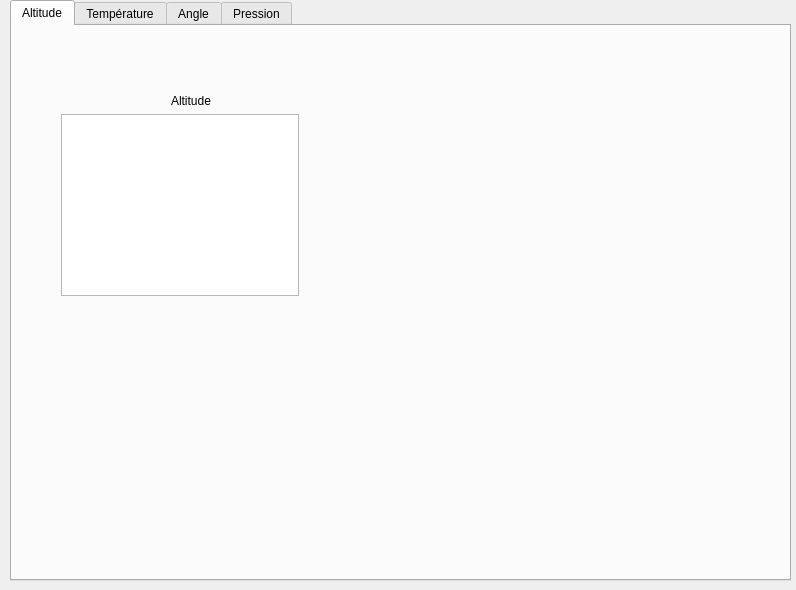
This is Interface/analyse.ui in ul-gaul/Avionique_Software as Qt 5 draws it before an edit. The edited form follows.
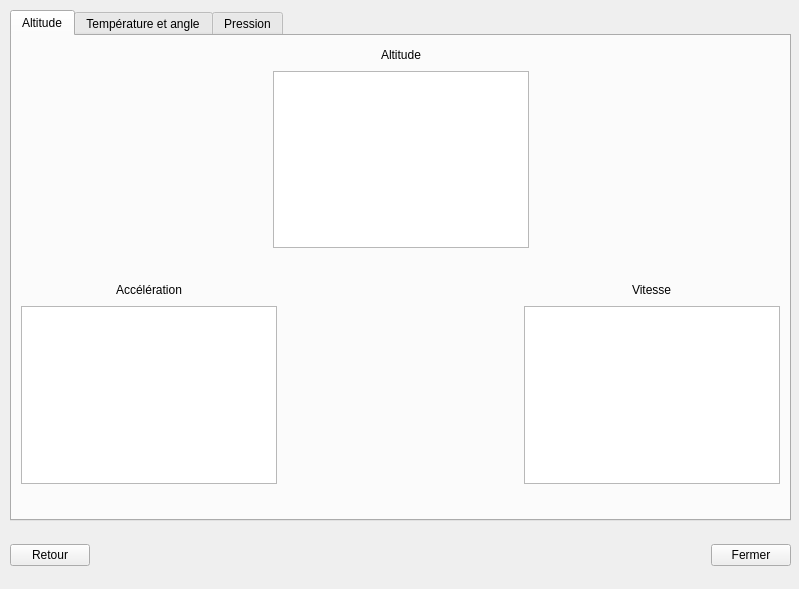
This is the edited form. The open tabs and pages were chosen to show the change.

The edit to the form file:
```diff
--- a/Interface/analyse.ui
+++ b/Interface/analyse.ui
@@ -6,23 +6,32 @@
    <rect>
     <x>0</x>
     <y>0</y>
-    <width>796</width>
-    <height>590</height>
+    <width>799</width>
+    <height>589</height>
    </rect>
   </property>
   <property name="windowTitle">
    <string>MainWindow</string>
   </property>
+  <property name="styleSheet">
+   <string notr="true"/>
+  </property>
   <widget class="QWidget" name="centralwidget">
    <widget class="QTabWidget" name="tabWidget">
     <property name="geometry">
      <rect>
       <x>10</x>
-      <y>0</y>
+      <y>10</y>
       <width>781</width>
-      <height>581</height>
+      <height>511</height>
      </rect>
     </property>
+    <property name="minimumSize">
+     <size>
+      <width>0</width>
+      <height>0</height>
+     </size>
+    </property>
     <property name="currentIndex">
      <number>0</number>
     </property>
@@ -30,77 +39,392 @@
      <attribute name="title">
       <string>Altitude</string>
      </attribute>
-     <widget class="QWidget" name="verticalLayoutWidget">
-      <property name="geometry">
-       <rect>
-        <x>49</x>
-        <y>39</y>
-        <width>261</width>
-        <height>231</height>
-       </rect>
-      </property>
-      <layout class="QVBoxLayout" name="verticalLayout">
-       <item>
-        <spacer name="verticalSpacer">
-         <property name="orientation">
-          <enum>Qt::Vertical</enum>
-         </property>
-         <property name="sizeHint" stdset="0">
-          <size>
-           <width>20</width>
-           <height>40</height>
-          </size>
-         </property>
-        </spacer>
-       </item>
-       <item alignment="Qt::AlignHCenter">
-        <widget class="QLabel" name="label">
-         <property name="text">
-          <string>Altitude</string>
-         </property>
-        </widget>
-       </item>
-       <item>
-        <layout class="QHBoxLayout" name="horizontalLayout">
-         <item>
-          <widget class="QGraphicsView" name="graphicsView"/>
-         </item>
-         <item>
-          <spacer name="horizontalSpacer">
-           <property name="orientation">
-            <enum>Qt::Horizontal</enum>
-           </property>
-           <property name="sizeHint" stdset="0">
-            <size>
-             <width>40</width>
-             <height>20</height>
-            </size>
-           </property>
-          </spacer>
-         </item>
-        </layout>
-       </item>
-      </layout>
-     </widget>
-     <zorder>horizontalSpacer</zorder>
-     <zorder>verticalLayoutWidget</zorder>
+     <layout class="QGridLayout" name="gridLayout">
+      <item row="0" column="0">
+       <layout class="QHBoxLayout" name="postHeightLayout">
+        <item>
+         <spacer name="horizontalSpacer_3">
+          <property name="orientation">
+           <enum>Qt::Horizontal</enum>
+          </property>
+          <property name="sizeHint" stdset="0">
+           <size>
+            <width>40</width>
+            <height>20</height>
+           </size>
+          </property>
+         </spacer>
+        </item>
+        <item>
+         <layout class="QVBoxLayout" name="verticalLayout">
+          <item>
+           <layout class="QHBoxLayout" name="postHeightTitleLayout">
+            <item>
+             <spacer name="horizontalSpacer">
+              <property name="orientation">
+               <enum>Qt::Horizontal</enum>
+              </property>
+              <property name="sizeHint" stdset="0">
+               <size>
+                <width>40</width>
+                <height>20</height>
+               </size>
+              </property>
+             </spacer>
+            </item>
+            <item>
+             <widget class="QLabel" name="postHeightLabel">
+              <property name="text">
+               <string>Altitude</string>
+              </property>
+             </widget>
+            </item>
+            <item>
+             <spacer name="horizontalSpacer_2">
+              <property name="orientation">
+               <enum>Qt::Horizontal</enum>
+              </property>
+              <property name="sizeHint" stdset="0">
+               <size>
+                <width>40</width>
+                <height>20</height>
+               </size>
+              </property>
+             </spacer>
+            </item>
+           </layout>
+          </item>
+          <item>
+           <widget class="QGraphicsView" name="graphicsView"/>
+          </item>
+          <item>
+           <spacer name="verticalSpacer_3">
+            <property name="orientation">
+             <enum>Qt::Vertical</enum>
+            </property>
+            <property name="sizeHint" stdset="0">
+             <size>
+              <width>20</width>
+              <height>40</height>
+             </size>
+            </property>
+           </spacer>
+          </item>
+         </layout>
+        </item>
+        <item>
+         <spacer name="horizontalSpacer_4">
+          <property name="orientation">
+           <enum>Qt::Horizontal</enum>
+          </property>
+          <property name="sizeHint" stdset="0">
+           <size>
+            <width>40</width>
+            <height>20</height>
+           </size>
+          </property>
+         </spacer>
+        </item>
+       </layout>
+      </item>
+      <item row="1" column="0">
+       <layout class="QHBoxLayout" name="postSpeedAccLayout">
+        <item>
+         <layout class="QVBoxLayout" name="verticalLayout_2">
+          <item>
+           <layout class="QHBoxLayout" name="horizontalLayout_2">
+            <item>
+             <spacer name="horizontalSpacer_5">
+              <property name="orientation">
+               <enum>Qt::Horizontal</enum>
+              </property>
+              <property name="sizeHint" stdset="0">
+               <size>
+                <width>40</width>
+                <height>20</height>
+               </size>
+              </property>
+             </spacer>
+            </item>
+            <item>
+             <widget class="QLabel" name="label">
+              <property name="text">
+               <string>Accélération</string>
+              </property>
+             </widget>
+            </item>
+            <item>
+             <spacer name="horizontalSpacer_6">
+              <property name="orientation">
+               <enum>Qt::Horizontal</enum>
+              </property>
+              <property name="sizeHint" stdset="0">
+               <size>
+                <width>40</width>
+                <height>20</height>
+               </size>
+              </property>
+             </spacer>
+            </item>
+           </layout>
+          </item>
+          <item>
+           <widget class="QGraphicsView" name="graphicsView_2"/>
+          </item>
+          <item>
+           <spacer name="verticalSpacer">
+            <property name="orientation">
+             <enum>Qt::Vertical</enum>
+            </property>
+            <property name="sizeHint" stdset="0">
+             <size>
+              <width>20</width>
+              <height>40</height>
+             </size>
+            </property>
+           </spacer>
+          </item>
+         </layout>
+        </item>
+        <item>
+         <spacer name="horizontalSpacer_9">
+          <property name="orientation">
+           <enum>Qt::Horizontal</enum>
+          </property>
+          <property name="sizeHint" stdset="0">
+           <size>
+            <width>40</width>
+            <height>20</height>
+           </size>
+          </property>
+         </spacer>
+        </item>
+        <item>
+         <layout class="QVBoxLayout" name="verticalLayout_3">
+          <item>
+           <layout class="QHBoxLayout" name="horizontalLayout_3">
+            <item>
+             <spacer name="horizontalSpacer_7">
+              <property name="orientation">
+               <enum>Qt::Horizontal</enum>
+              </property>
+              <property name="sizeHint" stdset="0">
+               <size>
+                <width>40</width>
+                <height>20</height>
+               </size>
+              </property>
+             </spacer>
+            </item>
+            <item>
+             <widget class="QLabel" name="label_2">
+              <property name="text">
+               <string>Vitesse</string>
+              </property>
+             </widget>
+            </item>
+            <item>
+             <spacer name="horizontalSpacer_8">
+              <property name="orientation">
+               <enum>Qt::Horizontal</enum>
+              </property>
+              <property name="sizeHint" stdset="0">
+               <size>
+                <width>40</width>
+                <height>20</height>
+               </size>
+              </property>
+             </spacer>
+            </item>
+           </layout>
+          </item>
+          <item>
+           <widget class="QGraphicsView" name="graphicsView_3"/>
+          </item>
+          <item>
+           <spacer name="verticalSpacer_2">
+            <property name="orientation">
+             <enum>Qt::Vertical</enum>
+            </property>
+            <property name="sizeHint" stdset="0">
+             <size>
+              <width>20</width>
+              <height>40</height>
+             </size>
+            </property>
+           </spacer>
+          </item>
+         </layout>
+        </item>
+       </layout>
+      </item>
+     </layout>
     </widget>
     <widget class="QWidget" name="temperature">
      <attribute name="title">
-      <string>Température</string>
+      <string>Température et angle</string>
      </attribute>
+     <layout class="QGridLayout" name="gridLayout_2">
+      <item row="0" column="0">
+       <layout class="QHBoxLayout" name="horizontalLayout_5">
+        <item>
+         <layout class="QVBoxLayout" name="postTemperatureLayout">
+          <item>
+           <layout class="QHBoxLayout" name="postTempTitleLayout">
+            <item>
+             <spacer name="horizontalSpacer_10">
+              <property name="orientation">
+               <enum>Qt::Horizontal</enum>
+              </property>
+              <property name="sizeHint" stdset="0">
+               <size>
+                <width>40</width>
+                <height>20</height>
+               </size>
+              </property>
+             </spacer>
+            </item>
+            <item>
+             <widget class="QLabel" name="postTempLabel">
+              <property name="text">
+               <string>Température dans la fusée</string>
+              </property>
+             </widget>
+            </item>
+            <item>
+             <spacer name="horizontalSpacer_11">
+              <property name="orientation">
+               <enum>Qt::Horizontal</enum>
+              </property>
+              <property name="sizeHint" stdset="0">
+               <size>
+                <width>40</width>
+                <height>20</height>
+               </size>
+              </property>
+             </spacer>
+            </item>
+           </layout>
+          </item>
+          <item>
+           <layout class="QVBoxLayout" name="postTempGraphLayout">
+            <item>
+             <widget class="QGraphicsView" name="graphicsView_4"/>
+            </item>
+           </layout>
+          </item>
+         </layout>
+        </item>
+        <item>
+         <spacer name="horizontalSpacer_14">
+          <property name="orientation">
+           <enum>Qt::Horizontal</enum>
+          </property>
+          <property name="sizeHint" stdset="0">
+           <size>
+            <width>40</width>
+            <height>20</height>
+           </size>
+          </property>
+         </spacer>
+        </item>
+        <item>
+         <layout class="QVBoxLayout" name="verticalLayout_4">
+          <item>
+           <layout class="QHBoxLayout" name="horizontalLayout_4">
+            <item>
+             <spacer name="horizontalSpacer_13">
+              <property name="orientation">
+               <enum>Qt::Horizontal</enum>
+              </property>
+              <property name="sizeHint" stdset="0">
+               <size>
+                <width>40</width>
+                <height>20</height>
+               </size>
+              </property>
+             </spacer>
+            </item>
+            <item>
+             <widget class="QLabel" name="label_3">
+              <property name="text">
+               <string>Angle de la fusée</string>
+              </property>
+             </widget>
+            </item>
+            <item>
+             <spacer name="horizontalSpacer_12">
+              <property name="orientation">
+               <enum>Qt::Horizontal</enum>
+              </property>
+              <property name="sizeHint" stdset="0">
+               <size>
+                <width>40</width>
+                <height>20</height>
+               </size>
+              </property>
+             </spacer>
+            </item>
+           </layout>
+          </item>
+          <item>
+           <layout class="QHBoxLayout" name="horizontalLayout">
+            <item>
+             <widget class="QGraphicsView" name="graphicsView_5"/>
+            </item>
+           </layout>
+          </item>
+         </layout>
+        </item>
+       </layout>
+      </item>
+     </layout>
     </widget>
     <widget class="QWidget" name="angle">
      <attribute name="title">
-      <string>Angle</string>
-     </attribute>
-    </widget>
-    <widget class="QWidget" name="pression">
-     <attribute name="title">
       <string>Pression</string>
      </attribute>
     </widget>
    </widget>
+   <widget class="QWidget" name="horizontalLayoutWidget">
+    <property name="geometry">
+     <rect>
+      <x>10</x>
+      <y>530</y>
+      <width>781</width>
+      <height>51</height>
+     </rect>
+    </property>
+    <layout class="QHBoxLayout" name="horizontalLayout_6">
+     <item>
+      <widget class="QPushButton" name="pushButton_2">
+       <property name="text">
+        <string>Retour</string>
+       </property>
+      </widget>
+     </item>
+     <item>
+      <spacer name="horizontalSpacer_15">
+       <property name="orientation">
+        <enum>Qt::Horizontal</enum>
+       </property>
+       <property name="sizeHint" stdset="0">
+        <size>
+         <width>40</width>
+         <height>20</height>
+        </size>
+       </property>
+      </spacer>
+     </item>
+     <item>
+      <widget class="QPushButton" name="pushButton">
+       <property name="text">
+        <string>Fermer</string>
+       </property>
+      </widget>
+     </item>
+    </layout>
+   </widget>
   </widget>
  </widget>
  <resources/>
```
Left out of the diff: 8 changed lines with no effect on the pictures.
